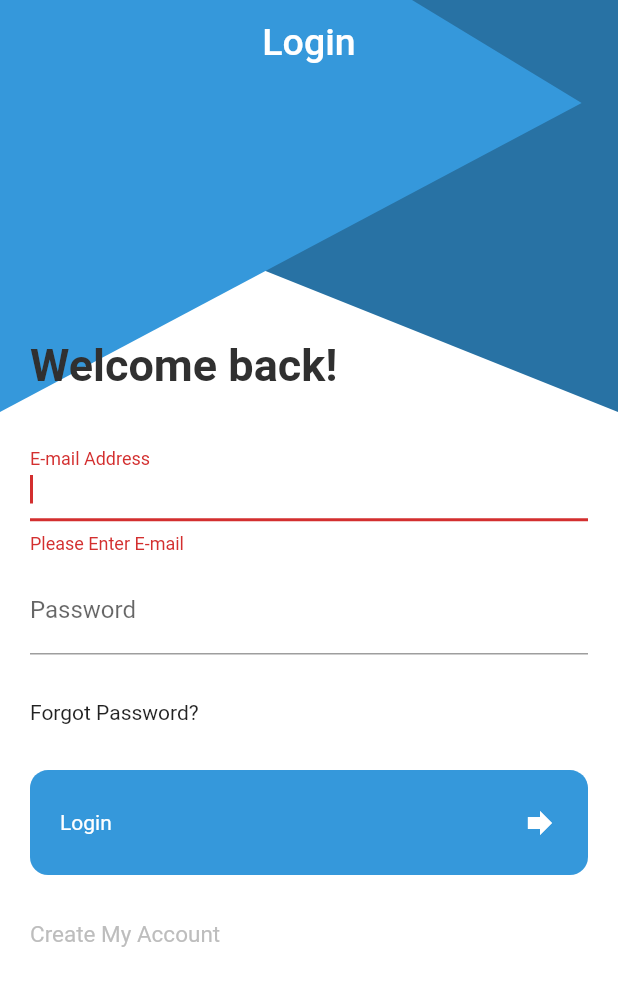
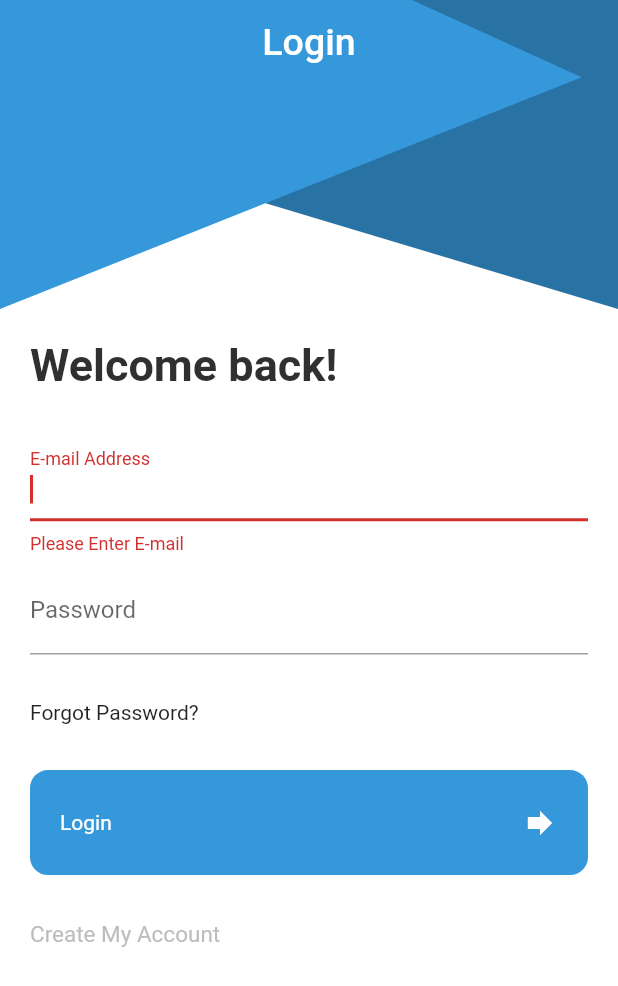
Before and after one commit to franciumm/Chating-App, a Flutter app: the screen it shows after launch, on a phone screen of 412 x 824 dp. Shown: the top 986 px of the screen. Run offline on Flutter 3.47's test engine with Material 2 defaults, Android fonts, the phone set to English and light mode, and no system bars; our stand-ins replace cloud_firestore, firebase_auth, firebase_core, firebase_storage, image_picker; accounts and stored records are empty.

```diff
--- a/lib/models/utls/constants.dart
+++ b/lib/models/utls/constants.dart
@@ -6,7 +6,6 @@ import 'package:flutter/cupertino.dart';
 String weakpassword = 'weak-password';
 String EmailInUse = 'email-already-in-use';
 final FirebaseAuth auth = FirebaseAuth.instance;
-
 File? image;
 String email = '';
 String Pass = '';
@@ -22,5 +21,4 @@ const pattern = r"(?:[a-z0-9!#$%&'*+/=?^_`{|}~-]+(?:\.[a-z0-9!#$%&'"
     r'[0-9])|1[0-9][0-9]|[1-9]?[0-9]))\.){3}(?:(2(5[0-5]|[0-4][0-9])|1[0-9]'
     r'[0-9]|[1-9]?[0-9])|[a-z0-9-]*[a-z0-9]:(?:[\x01-\x08\x0b\x0c\x0e-\x1f\'
     r'x21-\x5a\x53-\x7f]|\\[\x01-\x09\x0b\x0c\x0e-\x7f])+)\])';
-
 UserModel user = UserModel(id: '', name: Name, Email: email);
--- a/lib/screens/create_account/Createaccountveiwmodel.dart
+++ b/lib/screens/create_account/Createaccountveiwmodel.dart
@@ -23,7 +23,7 @@ class CreateAccountViewModel extends ChangeNotifier {
         var uid = auth.currentUser?.uid;
         user.id = uid ?? '';
         UploadImage();
-        print(user.photo);
+
         AddUserToData(user).then((value) => {
               connect.hideLoading(),
               connect.showMessage('Successfully Created'),
@@ -51,7 +51,6 @@ class CreateAccountViewModel extends ChangeNotifier {
         await ref.putFile(File(image!.path));
         ref.getDownloadURL().then((value) => {
               user.photo = value,
-              print(user.photo),
             });
       }
     } catch (e) {
@@ -72,7 +71,6 @@ class CreateAccountViewModel extends ChangeNotifier {
       connect.showMessage('Failed to pick an image : $e');
     }
     notifyListeners();
-    print('done');
   }
 
   Future getImage() async {
--- a/lib/shared/components/Background/Background.dart
+++ b/lib/shared/components/Background/Background.dart
@@ -17,12 +17,12 @@ class BackgroundContainer extends StatelessWidget {
         ),
         CustomPaint(
           size: Size(MediaQuery.of(context).size.width,
-              MediaQuery.of(context).size.height * 1 / 3),
+              MediaQuery.of(context).size.height * 2 / 8),
           painter: Painter2(),
         ),
         CustomPaint(
           size: Size(MediaQuery.of(context).size.width,
-              MediaQuery.of(context).size.height * 1 / 3),
+              MediaQuery.of(context).size.height * 2 / 8),
           painter: Painter1(),
         ),
       ],
```
Also changed, not shown: lib/screens/Login/loginVM.dart (+3 -4 lines).
